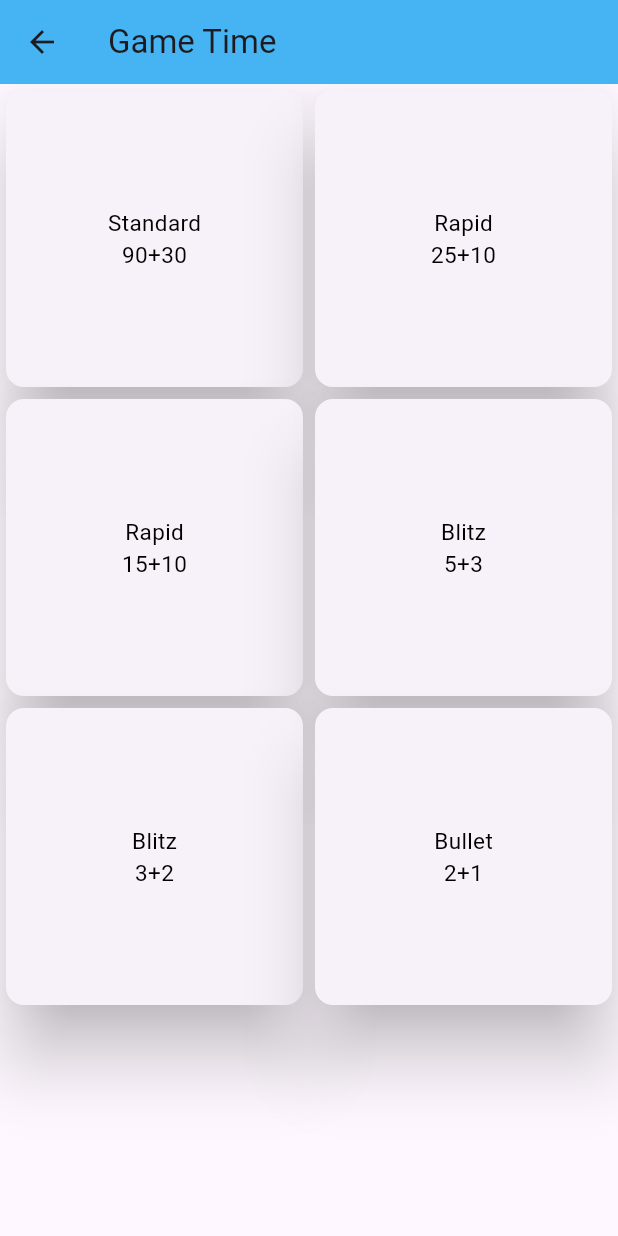
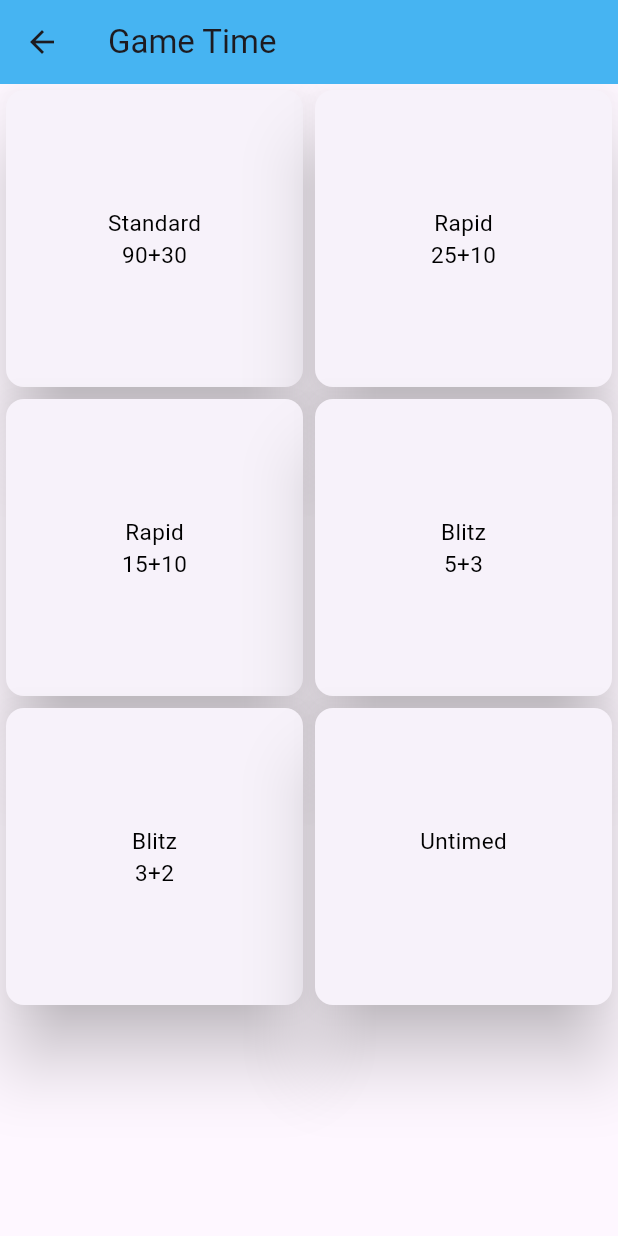
Before and after one commit to Debnath-Goutam/Check-Mate, a Flutter app: the screen it shows after launch, after a tap on "Computer", on a phone screen of 412 x 824 dp. Run offline on Flutter 3.47's test engine with Material 3 defaults, Android fonts, the light colour scheme and no system bars; our stand-ins replace flutter_bloc; missing offline and left inert: bishop, square_bishop, squares.

Commit message:
added Game_Provider.dart, made small changes to different files and created a rough blueprint of Game_Setup.dart

```diff
--- /dev/null
+++ b/devtools_options.yaml
@@ -0,0 +1,3 @@
+description: This file stores settings for Dart & Flutter DevTools.
+documentation: https://docs.flutter.dev/tools/devtools/extensions#configure-extension-enablement-states
+extensions:
--- a/lib/costants/Text_Const.dart
+++ b/lib/costants/Text_Const.dart
@@ -44,7 +44,7 @@ class Text_Const {
     ]
   };
 
-  final List<String> moves = [
+  final List<String> move_gif = [
     'assets/piece_movement/king.gif',
     'assets/piece_movement/queen.gif',
     'assets/piece_movement/rook.gif',
--- a/lib/main.dart
+++ b/lib/main.dart
@@ -1,16 +1,18 @@
 import 'package:chess/presentation/customs/Custom_Theme.dart';
 import 'package:chess/presentation/screens/Home_Screen.dart';
+import 'package:chess/providers/Game_Provider.dart';
 import 'package:chess/route/Routes.dart';
 import 'package:flutter/material.dart';
-import 'package:flutter_bloc/flutter_bloc.dart';
+import 'package:provider/provider.dart';
 
-void main(){
+void main() {
 
-  //WidgetsFlutterBinding.ensureInitialized();
-  //await Firebase.initializeApp();
+  runApp(MultiProvider(
 
+    providers: [ChangeNotifierProvider(create: (_) => Game_Provider())],
+    child: MyApp(),
 
-  runApp(MyApp());
+  ));
 
 }
 
--- a/lib/presentation/customs/Menu_Card.dart
+++ b/lib/presentation/customs/Menu_Card.dart
@@ -1,14 +1,31 @@
+import 'package:chess/presentation/screens/Game_Setup.dart';
+import 'package:chess/providers/Game_Provider.dart';
 import 'package:flutter/material.dart';
+import 'package:flutter_bloc/flutter_bloc.dart';
 
 Widget Menu_Card({
   required String label,
   IconData? icon,
   String? timing,
+  bool? value,
   required BuildContext context,
   required String route}) {
 
+  final gameProvider = context.read<Game_Provider>();
+
   return GestureDetector(
-    onTap: (){Navigator.pushNamed(context, route);},
+    onTap: () async {
+      if(value!=null)
+        await gameProvider.setVsComputer(value: value);
+      if(icon==null) {
+        Navigator.push(
+          context,
+          MaterialPageRoute(builder: (context) => Game_Setup(label: label, timing: timing))
+        );
+      } else
+      Navigator.pushNamed(context, route,);
+      //if(label == 'Untimed')
+      },
     child: Card(
       elevation: 20,
       child: Center(
@@ -17,7 +34,7 @@ Widget Menu_Card({
           mainAxisAlignment: MainAxisAlignment.center,
           children: [
             Text(label),
-            icon != null ? Icon(icon!): Text(timing!)
+            icon != null ? Icon(icon): Text(timing!)
           ],
         ),
       ),
--- a/lib/presentation/screens/Game_Time.dart
+++ b/lib/presentation/screens/Game_Time.dart
@@ -15,7 +15,7 @@ class Game_Time extends StatelessWidget {
       'Rapid 15+10',
       'Blitz 5+3',
       'Blitz 3+2',
-      'Bullet 2+1'
+      'Untimed '
 
     ];
 
@@ -31,7 +31,7 @@ class Game_Time extends StatelessWidget {
               label: gameTime[index].split(' ')[0],
               context: context,
               timing: gameTime[index].split(' ')[1],
-              route: '/board');
+              route: '/game_setup');
         },
       ),
 
--- a/lib/presentation/screens/Home_Screen.dart
+++ b/lib/presentation/screens/Home_Screen.dart
@@ -20,20 +20,24 @@ class Home_Screen extends StatelessWidget {
 
           children: <Widget>[
 
+            Image.asset('assets/logo.png', height: 200, width: 200,),
+
+            SizedBox(height: 10,),
+
             Text('Check-Mate', style: Theme.of(context).textTheme.displayLarge,),
 
-            const SizedBox(height: 30,),
+            const SizedBox(height: 10,),
 
             GridView.count(
               crossAxisCount: 2,
               shrinkWrap: true,
               children: [
 
-                Menu_Card(label: 'Computer', icon: Icons.computer, context: context, route: '/game_time'),
+                Menu_Card(label: 'Computer', icon: Icons.computer, context: context, route: '/game_time', value: true),
 
-                Menu_Card(label: 'Player', icon: Icons.person, context: context, route: '/board'),
+                Menu_Card(label: 'Player', icon: Icons.person, context: context, route: '/game_time', value: false),
 
-                Menu_Card(label:'Settings', icon: Icons.settings, context: context, route: '/board'),
+                Menu_Card(label:'Settings', icon: Icons.settings, context: context, route: '/settings'),
 
                 Menu_Card(label:'Info', icon: Icons.book, context: context, route: '/rules'),
 
--- a/lib/presentation/screens/Rule_Page.dart
+++ b/lib/presentation/screens/Rule_Page.dart
@@ -79,7 +79,7 @@ class Rule_Page extends StatelessWidget {
                           ),
                           const SizedBox(height: 10,),
 
-                          Image.asset(textConst.moves[index++]),
+                          Image.asset(textConst.move_gif[index++]),
 
                           const SizedBox(height: 10,)
 
--- /dev/null
+++ b/lib/providers/Game_Provider.dart
@@ -0,0 +1,25 @@
+import 'package:flutter/material.dart';
+
+class Game_Provider extends ChangeNotifier {
+
+  bool _vsComputer = false;
+  bool _isLoading = false;
+
+  bool get vsComputer => _vsComputer;
+  bool get isLoading => _isLoading;
+
+  Future<void> setVsComputer({required bool value}) async {
+
+    _vsComputer = value;
+    notifyListeners();
+
+  }
+
+  void setIsLoading({required bool value}) {
+
+    _isLoading = value;
+    notifyListeners();
+
+  }
+
+}
--- a/lib/route/Routes.dart
+++ b/lib/route/Routes.dart
@@ -1,5 +1,7 @@
 import 'package:chess/presentation/screens/Game_Screen.dart';
+import 'package:chess/presentation/screens/Game_Setup.dart';
 import 'package:chess/presentation/screens/Game_Time.dart';
+import 'package:chess/presentation/screens/Settings.dart';
 import 'package:flutter/material.dart';
 
 import '../presentation/screens/Home_Screen.dart';
@@ -8,8 +10,6 @@ import '../presentation/screens/Rule_Page.dart';
 class Routes {
 
   Route? onGenerateRoutes(RouteSettings routeSettings) {
-
-    final args = routeSettings.arguments;
 
     switch(routeSettings.name) {
 
@@ -21,6 +21,8 @@ class Routes {
         return MaterialPageRoute(builder: (_) => Rule_Page());
       case '/game_time':
         return MaterialPageRoute(builder: (_) => Game_Time());
+      case '/settings':
+        return MaterialPageRoute(builder: (_) => Settings());
       default:
         return null;
     }
--- a/pubspec.yaml
+++ b/pubspec.yaml
@@ -46,6 +46,7 @@ dependencies:
   firebase_auth:
   firebase_core:
   google_sign_in:
+  provider:
 
 dev_dependencies:
   flutter_test:
```
Also changed, not shown: lib/presentation/screens/Game_Setup.dart (added, +67 -0 lines), lib/presentation/screens/Settings.dart (added, +17 -0 lines), assets/logo.png (added), assets/logo_bg.jpg (added), pubspec.lock.
